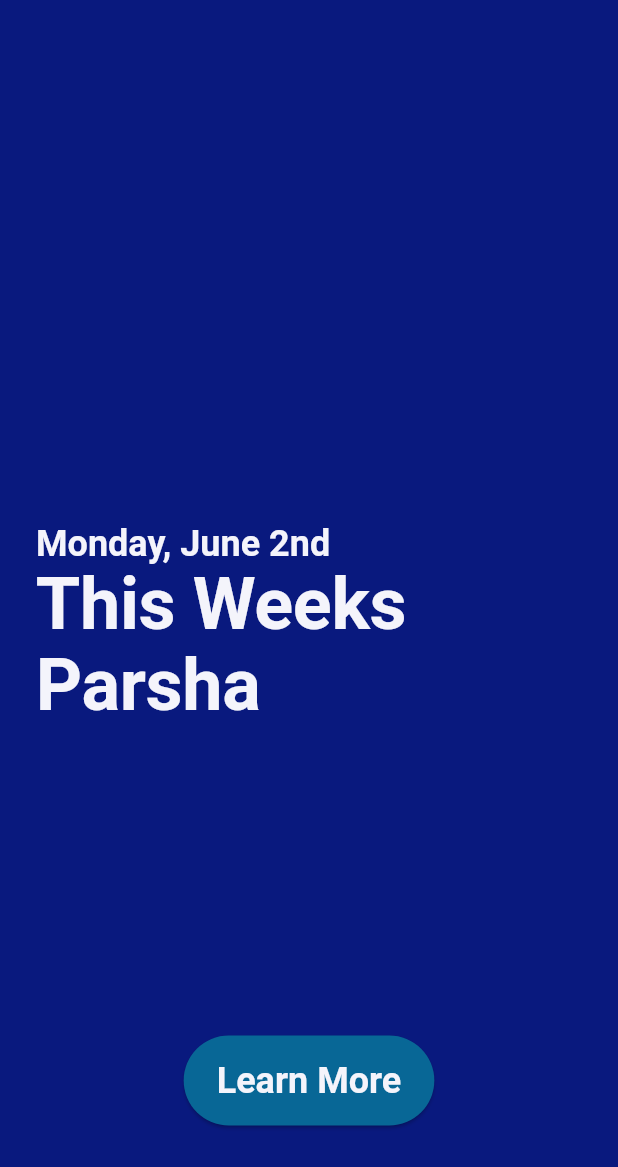
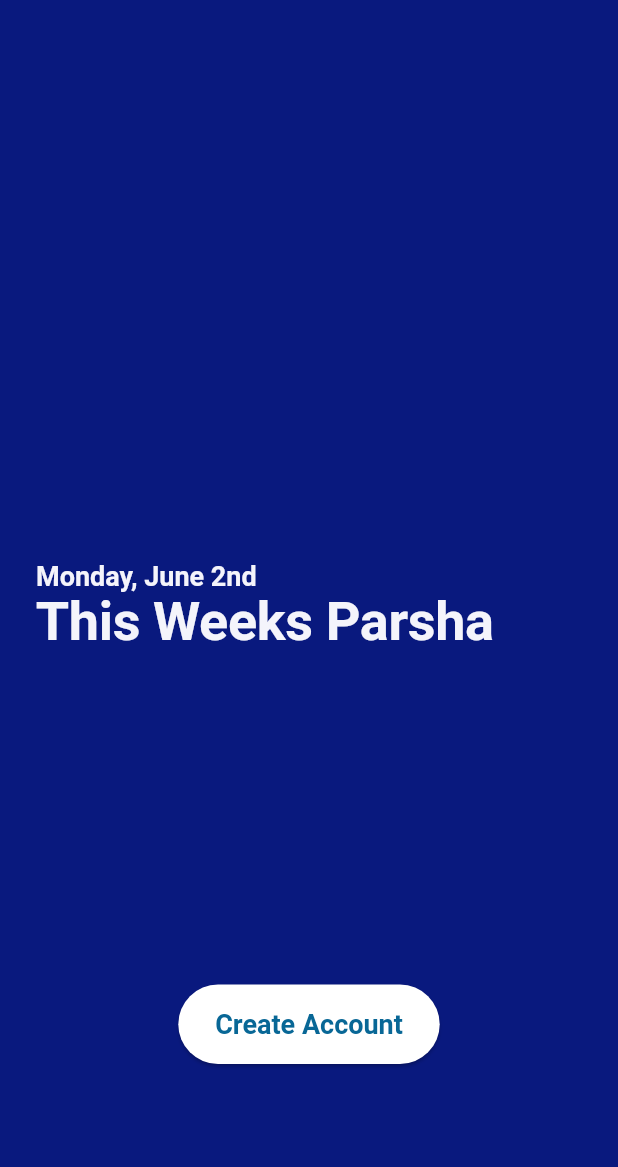
Before and after one commit to jhorwitz3/parsha, a Flutter app: the screen it shows after launch, on a phone screen of 412 x 824 dp. Shown: the top 1167 px of the screen. Run offline on Flutter 3.47's test engine with Material 3 defaults, Android fonts, the phone set to English and light mode, and no system bars; our stand-ins replace carousel_slider, cloud_firestore, firebase_auth, firebase_core, flutter_dotenv, flutter_riverpod and 4 more; accounts and stored records are empty.

Commit message:
layout phone form screen

```diff
--- a/lib/main.dart
+++ b/lib/main.dart
@@ -4,11 +4,12 @@ import 'package:flutter_dotenv/flutter_dotenv.dart';
 import 'package:flutter_riverpod/flutter_riverpod.dart';
 import 'package:parsha/models/parsha.dart';
 import 'package:parsha/providers/parsha_provider.dart';
+import 'package:parsha/providers/user_provider.dart';
 import 'package:parsha/routes.dart';
 import 'package:parsha/style.dart';
 import 'package:parsha/tools/time.dart';
+import 'package:parsha/widgets/button.dart';
 import 'firebase_options.dart';
-// ...
 
 void main() async {
   WidgetsFlutterBinding.ensureInitialized();
@@ -44,8 +45,7 @@ class MyHomePage extends ConsumerWidget {
     final AsyncValue<Parsha> parsha = ref.watch(parshaProvider);
     String todayDate = TimeTools().todayDate();
     return Scaffold(
-      body: Center(
-        child: Column(
+      body: Column(
         mainAxisAlignment: MainAxisAlignment.center,
         crossAxisAlignment: CrossAxisAlignment.start,
         children: <Widget>[
@@ -67,21 +67,37 @@ class MyHomePage extends ConsumerWidget {
             AsyncError() => const Text('Oops, something unexpected happened'),
             _ => const CircularProgressIndicator(),
           },
-            Center(
-              child: ElevatedButton(
-                  style: ElevatedButton.styleFrom(backgroundColor: Theme.of(context).colorScheme.primary),
-                  onPressed: () => Navigator.of(context).pushNamed('/home'),
-                  child: Padding(
-                    padding: const EdgeInsets.all(16.0),
-                    child: Text(
-                      'Learn More',
-                      style: Theme.of(context).textTheme.displayMedium,
-                    ),
-                  )),
-            )
+          const SignInButton()
         ],
-        ),
       ),
     );
   }
 }
+
+class SignInButton extends ConsumerWidget {
+  const SignInButton({super.key});
+
+  @override
+  Widget build(BuildContext context, WidgetRef ref) {
+    bool isAuthenticated = ref.watch(isAuthenticatedProvider);
+    if (!isAuthenticated) {
+      return Padding(
+        padding: const EdgeInsets.all(16.0),
+        child: Center(
+          child: WhiteButton(
+              text: 'Create Account',
+              onPressed: () => Navigator.of(context).pushNamed('/phone')),
+        ),
+      );
+    } else {
+      return Padding(
+        padding: const EdgeInsets.all(16.0),
+        child: Center(
+          child: WhiteButton(
+              text: "Let's Go",
+              onPressed: () => Navigator.of(context).pushNamed('/home')),
+        ),
+      );
+    }
+  }
+}
--- /dev/null
+++ b/lib/providers/user_provider.dart
@@ -0,0 +1,27 @@
+import 'package:firebase_auth/firebase_auth.dart';
+import 'package:flutter_riverpod/flutter_riverpod.dart';
+
+// Provider that exposes the current user state
+final authStateProvider = StreamProvider<User?>((ref) {
+  return FirebaseAuth.instance.userChanges();
+});
+
+// Provider that checks if user is authenticated
+final isAuthenticatedProvider = Provider<bool>((ref) {
+  final authState = ref.watch(authStateProvider);
+  return authState.when(
+    data: (user) => user != null,
+    loading: () => false,
+    error: (_, __) => false,
+  );
+});
+
+// Provider for the current user (returns null if not authenticated)
+final currentUserProvider = Provider<User?>((ref) {
+  final authState = ref.watch(authStateProvider);
+  return authState.when(
+    data: (user) => user,
+    loading: () => null,
+    error: (_, __) => null,
+  );
+});
--- a/lib/routes.dart
+++ b/lib/routes.dart
@@ -1,9 +1,9 @@
 import 'package:flutter/material.dart';
 import 'package:parsha/screens/home.dart';
+import 'package:parsha/screens/phone.dart';
 
 Map<String, WidgetBuilder> routes = {
-  //TITLE SCREEN
-
-  //HOME SCREENS
+  //Routes
   '/home': (context) => const HomeScreen(),
+  '/phone': (context) => const PhoneNumberFormScreen(),
 };
--- a/lib/style.dart
+++ b/lib/style.dart
@@ -14,7 +14,19 @@ final ThemeData appTheme = ThemeData(
         error: Colors.red),
     useMaterial3: true,
     textTheme: const TextTheme(
-        displayLarge: TextStyle(color: Color(0xffF4F4FB), fontWeight: FontWeight.bold, fontSize: 48),
-        displayMedium: TextStyle(color: Color(0xffF4F4FB), fontWeight: FontWeight.bold, fontSize: 24),
-        labelLarge: TextStyle(color: Color(0xffF4F4FB), fontWeight: FontWeight.bold, fontSize: 48),
-        labelMedium: TextStyle(color: Color(0xffF4F4FB), fontWeight: FontWeight.normal, fontSize: 24)));
+        displayLarge: TextStyle(
+            color: Color(0xffF4F4FB),
+            fontWeight: FontWeight.bold,
+            fontSize: 36),
+        displayMedium: TextStyle(
+            color: Color(0xffF4F4FB),
+            fontWeight: FontWeight.bold,
+            fontSize: 18),
+        labelLarge: TextStyle(
+            color: Color(0xffF4F4FB),
+            fontWeight: FontWeight.bold,
+            fontSize: 36),
+        labelMedium: TextStyle(
+            color: Color(0xffF4F4FB),
+            fontWeight: FontWeight.normal,
+            fontSize: 18)));
--- /dev/null
+++ b/lib/widgets/button.dart
@@ -0,0 +1,29 @@
+import 'package:flutter/material.dart';
+
+class WhiteButton extends StatelessWidget {
+  const WhiteButton({
+    super.key,
+    required this.text,
+    required this.onPressed,
+  });
+
+  final String text;
+  final void Function() onPressed;
+
+  @override
+  Widget build(BuildContext context) {
+    return ElevatedButton(
+        style: ElevatedButton.styleFrom(backgroundColor: Colors.white),
+        onPressed: onPressed,
+        child: Padding(
+          padding: const EdgeInsets.all(16.0),
+          child: Text(
+            text,
+            style: Theme.of(context)
+                .textTheme
+                .displayMedium!
+                .copyWith(color: Theme.of(context).colorScheme.primary),
+          ),
+        ));
+  }
+}
--- a/pubspec.yaml
+++ b/pubspec.yaml
@@ -47,6 +47,7 @@ dependencies:
   share_plus: ^11.0.0
   firebase_core: ^3.13.1
   cloud_firestore: ^5.6.8
+  firebase_auth: ^5.5.4
 
 dev_dependencies:
   flutter_test:
```
Also changed, not shown: lib/screens/phone.dart (added, +189 -0 lines), pubspec.lock, 4 other files. Lines whose indentation alone changed are shown as unchanged.
